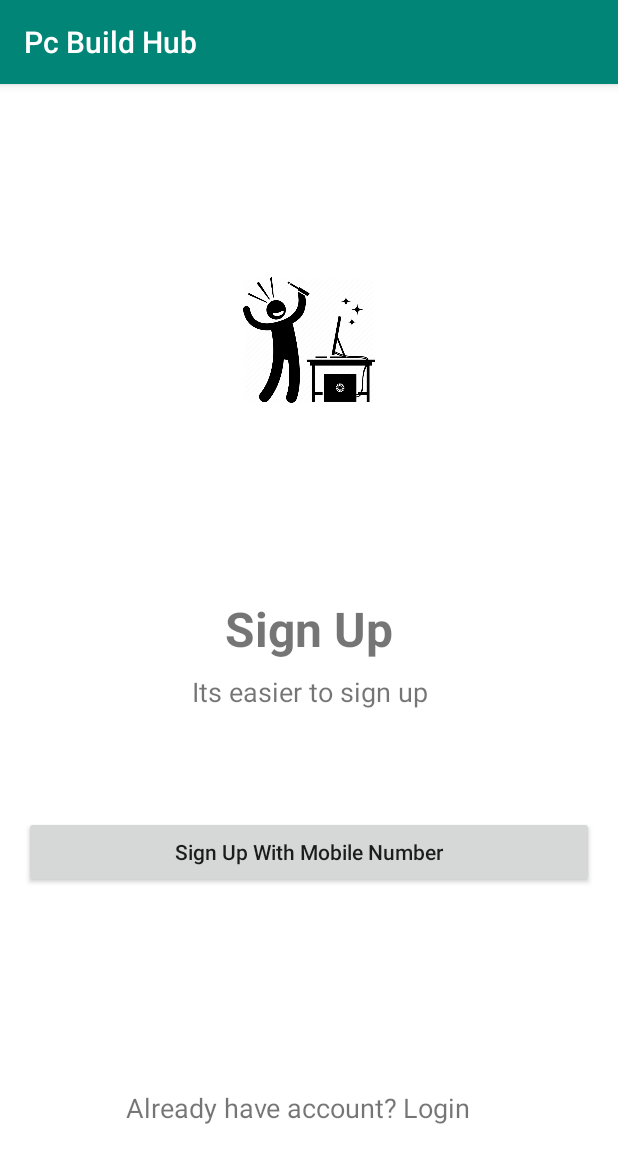
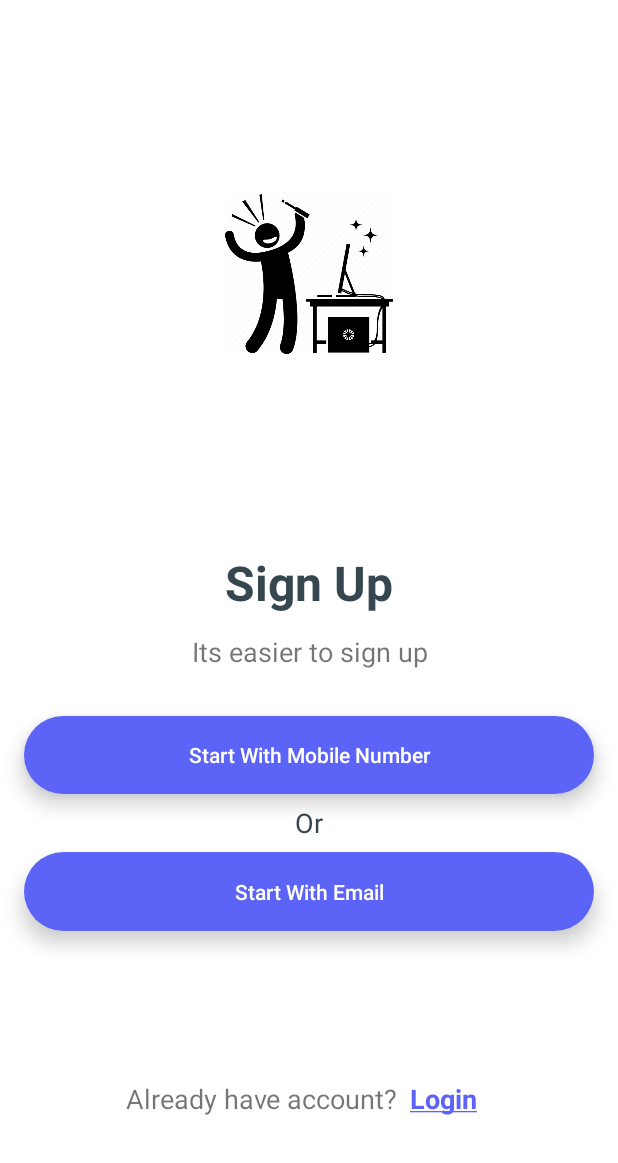
Before and after one commit to shakiz/PCBuildHUB, an Android app: the screen it shows after launch (MainActivity before the commit, WelcomeHomeActivity after it), on a phone screen of 412 x 824 dp. Shown: the top 1163 px of the screen. Run offline under Robolectric (Android 15) with nearby library versions, the light colour scheme and no system bars.

Commit message:
updated the welcome page.

```diff
--- a/app/src/main/AndroidManifest.xml
+++ b/app/src/main/AndroidManifest.xml
@@ -1,6 +1,6 @@
 <?xml version="1.0" encoding="utf-8"?>
 <manifest xmlns:android="http://schemas.android.com/apk/res/android"
-    package="com.shakil.pcbuildhub" >
+    package="com.shakil.pcbuildhub">
 
     <application
         android:allowBackup="true"
@@ -8,14 +8,21 @@
         android:label="@string/app_name"
         android:roundIcon="@mipmap/ic_launcher_round"
         android:supportsRtl="true"
-        android:theme="@style/AppTheme" >
-        <activity android:name=".MainActivity" >
+        android:theme="@style/AppThemeNoActionBar">
+        <activity android:name=".WelcomeHomeActivity">
             <intent-filter>
                 <action android:name="android.intent.action.MAIN" />
 
                 <category android:name="android.intent.category.LAUNCHER" />
             </intent-filter>
         </activity>
+
+        <activity
+            android:name=".LoginActivity"
+            android:label="@string/login_without_underline"
+            android:windowSoftInputMode="adjustNothing"
+            android:screenOrientation="portrait"
+            android:theme="@style/AppThemeNoActionBar"/>
     </application>
 
 </manifest>
--- a/app/src/main/java/com/shakil/pcbuildhub/MainActivity.java
+++ b/app/src/main/java/com/shakil/pcbuildhub/WelcomeHomeActivity.java
@@ -3,11 +3,11 @@ package com.shakil.pcbuildhub;
 import androidx.appcompat.app.AppCompatActivity;
 import android.os.Bundle;
 
-public class MainActivity extends AppCompatActivity {
+public class WelcomeHomeActivity extends AppCompatActivity {
 
     @Override
     protected void onCreate(Bundle savedInstanceState) {
         super.onCreate(savedInstanceState);
-        setContentView(R.layout.activity_main);
+        setContentView(R.layout.activity_home_welcome);
     }
 }
--- /dev/null
+++ b/app/src/main/res/drawable/button_shape_round_corner.xml
@@ -0,0 +1,10 @@
+<?xml version="1.0" encoding="utf-8"?>
+<selector xmlns:android="http://schemas.android.com/apk/res/android" >
+
+    <item >
+        <shape android:shape="rectangle"  >
+            <corners android:radius="30dip" />
+            <gradient android:angle="-90" android:startColor="#5C64F7" android:endColor="#5C64F7" />
+        </shape>
+    </item>
+</selector>
--- a/app/src/main/res/layout/activity_main.xml
+++ b/app/src/main/res/layout/activity_home_welcome.xml
@@ -8,7 +8,7 @@
     android:background="@color/md_white_1000"
     android:focusable="true"
     android:focusableInTouchMode="true"
-    tools:context=".MainActivity">
+    tools:context=".WelcomeHomeActivity">
 
 
     <LinearLayout
@@ -47,8 +47,8 @@
             android:layout_weight="2">
 
             <ImageView
-                android:layout_width="88dp"
-                android:layout_height="88dp"
+                android:layout_width="112dp"
+                android:layout_height="112dp"
                 android:src="@drawable/logo"
                 android:tag="Drawbale"
                 android:layout_gravity="center"/>
@@ -71,6 +71,7 @@
                 android:text="@string/sign_up"
                 android:textSize="32sp"
                 android:textStyle="bold"
+                android:textColor="@color/md_blue_grey_800"
                 android:layout_gravity="center"
                 android:gravity="center"/>
 
@@ -90,16 +91,56 @@
             android:layout_height="0dp"
             android:orientation="vertical"
             android:layout_gravity="center"
+            android:weightSum="2"
             android:gravity="center"
             android:layout_weight="1">
 
             <Button
+                android:id="@+id/startWithMobile"
                 android:layout_width="match_parent"
-                android:layout_height="wrap_content"
+                android:layout_height="0dp"
+                android:layout_weight=".6"
                 android:layout_marginLeft="16dp"
                 android:layout_marginRight="16dp"
                 android:textAllCaps="false"
-                android:text="@string/sign_up_with_mobile"/>
+                android:stateListAnimator="@null"
+                android:elevation="4dp"
+                android:translationZ="4dp"
+                android:padding="2dp"
+                android:clickable="true"
+                android:textColor="@color/md_white_1000"
+                android:background="@drawable/button_shape_round_corner"
+                android:foreground="?attr/selectableItemBackground"
+                android:text="@string/start_with_mobile"/>
+
+            <TextView
+                android:layout_width="wrap_content"
+                android:layout_height="0dp"
+                android:layout_weight=".35"
+                android:text="@string/or"
+                android:textSize="18sp"
+                android:layout_gravity="center"
+                android:gravity="center"
+                android:layout_margin="4dp"
+                android:textColor="@color/md_blue_grey_800"/>
+
+            <Button
+                android:id="@+id/startWithEmail"
+                android:layout_width="match_parent"
+                android:layout_height="0dp"
+                android:layout_weight=".6"
+                android:layout_marginLeft="16dp"
+                android:layout_marginRight="16dp"
+                android:padding="2dp"
+                android:textAllCaps="false"
+                android:stateListAnimator="@null"
+                android:elevation="4dp"
+                android:translationZ="4dp"
+                android:clickable="true"
+                android:foreground="?attr/selectableItemBackground"
+                android:textColor="@color/md_white_1000"
+                android:background="@drawable/button_shape_round_corner"
+                android:text="@string/start_with_email"/>
 
         </LinearLayout>
 
@@ -118,6 +159,7 @@
                 android:layout_weight=".65"
                 android:layout_gravity="center|right"
                 android:gravity="center|right"
+                android:clickable="false"
                 android:text="@string/already_have_account"
                 android:textSize="18sp"/>
 
@@ -127,7 +169,11 @@
                 android:layout_weight=".35"
                 android:layout_marginLeft="4dp"
                 android:layout_gravity="center|left"
+                android:id="@+id/login"
                 android:gravity="center|left"
+                android:textColor="@color/commonColor"
+                android:clickable="true"
+                android:textStyle="bold"
                 android:text="@string/login"
                 android:textSize="18sp"/>
 
--- a/app/src/main/res/values/colors.xml
+++ b/app/src/main/res/values/colors.xml
@@ -326,4 +326,5 @@
     <color name="detailsLayoutColor">#4E93C9</color>
     <color name="textColor">#776D6D</color>
     <color name="button_color">#5D5EB2</color>
+    <color name="commonColor">#5C64F7</color>
 </resources>
--- a/app/src/main/res/values/strings.xml
+++ b/app/src/main/res/values/strings.xml
@@ -2,7 +2,12 @@
     <string name="app_name">Pc Build Hub</string>
     <string name="sign_up">Sign Up</string>
     <string name="Easier_sign_up">Its easier to sign up</string>
-    <string name="sign_up_with_mobile">Sign Up With Mobile Number</string>
+    <string name="start_with_mobile">Start With Mobile Number</string>
+    <string name="start_with_email">Start With Email</string>
     <string name="already_have_account">Already have account?</string>
-    <string name="login">Login</string>
+    <string name="login">
+        <u>Login</u>
+    </string>
+    <string name="or">Or</string>
+    <string name="login_without_underline">Login</string>
 </resources>
--- a/app/src/main/res/values/styles.xml
+++ b/app/src/main/res/values/styles.xml
@@ -8,4 +8,12 @@
         <item name="colorAccent">@color/colorAccent</item>
     </style>
 
+    <!-- Base application theme NoActionBar. -->
+    <style name="AppThemeNoActionBar" parent="Theme.AppCompat.Light.NoActionBar">
+        <!-- Customize your theme here. -->
+        <item name="colorPrimary">@color/colorPrimary</item>
+        <item name="colorPrimaryDark">@color/colorPrimaryDark</item>
+        <item name="colorAccent">@color/colorAccent</item>
+    </style>
+
 </resources>
```
